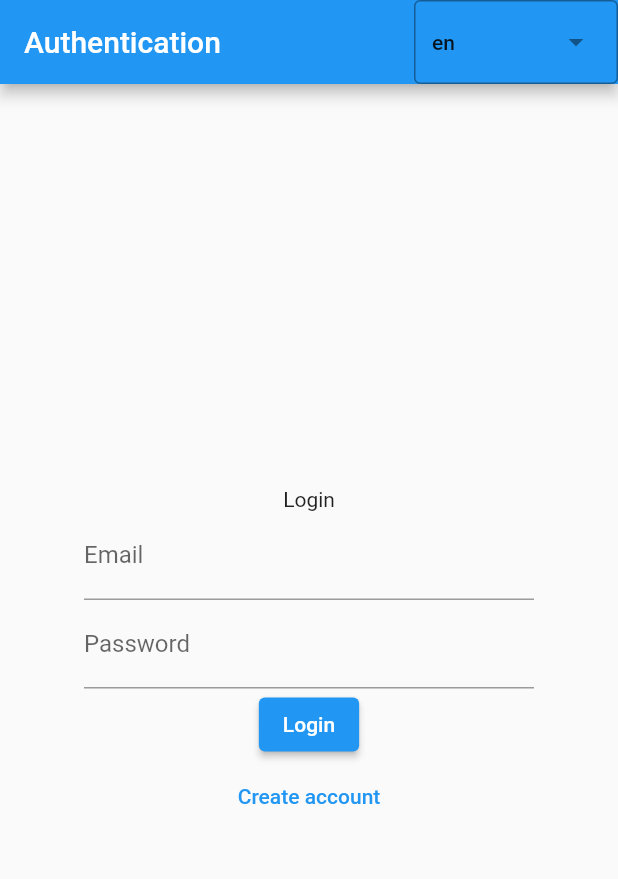
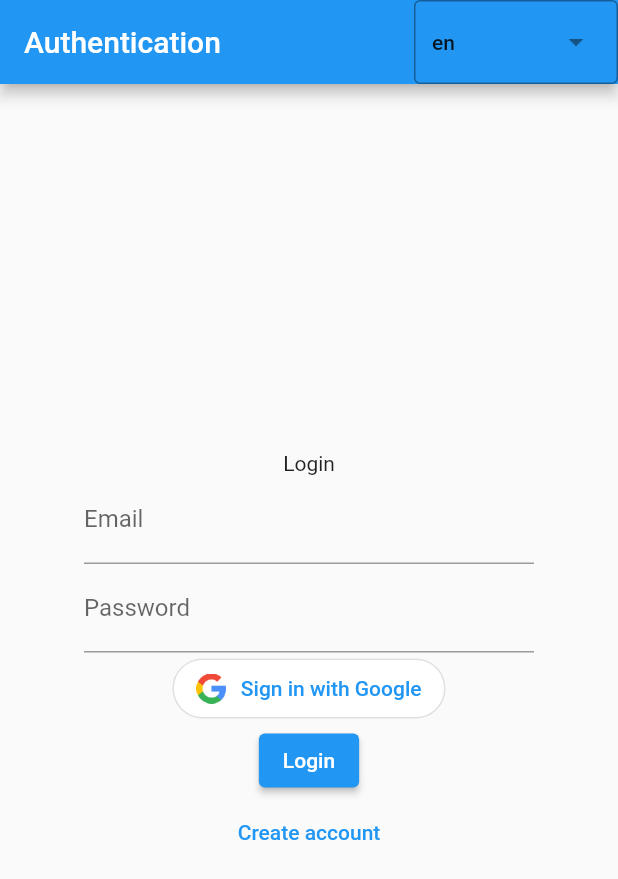
Before and after one commit to NeriRos/flutter_authentication_demo, a Flutter app: the screen it shows after launch, on a phone screen of 412 x 824 dp. Shown: the top 879 px of the screen. Run offline on Flutter 3.47's test engine with Material 2 defaults, Android fonts, the phone set to English and light mode, and no system bars; our stand-ins replace easy_localization, firebase_auth, firebase_core, flutter_riverpod, google_sign_in; accounts and stored records are empty.

Commit message:
add google login

```diff
--- a/assets/translations/en.json
+++ b/assets/translations/en.json
@@ -10,5 +10,6 @@
   "signOut": "Sign out",
   "noUser": "No user found",
   "emailValidationMessage": "Enter your email",
-  "passwordValidationMessage": "Enter your password {}"
+  "passwordValidationMessage": "Enter your password {}",
+  "signInWithGoogle": "Sign in with Google"
 }
--- a/assets/translations/he.json
+++ b/assets/translations/he.json
@@ -10,5 +10,6 @@
   "signOut": "התנתקות",
   "noUser": "משתמש לא קיים",
   "emailValidationMessage": "הכנס אמייל תקין",
-  "passwordValidationMessage": "הכנס סיסמה תקינה {}"
+  "passwordValidationMessage": "הכנס סיסמה תקינה {}",
+  "signInWithGoogle": "התחבר עם גוגל"
 }
--- a/lib/src/pages/authentication.dart
+++ b/lib/src/pages/authentication.dart
@@ -112,6 +112,36 @@ class AuthenticationPageState extends ConsumerState<AuthenticationPage> {
                         return null;
                       },
                     ),
+                  OutlinedButton(
+                    style: ButtonStyle(
+                      backgroundColor: MaterialStateProperty.all(Colors.white),
+                      shape: MaterialStateProperty.all(
+                        RoundedRectangleBorder(
+                          borderRadius: BorderRadius.circular(40),
+                        ),
+                      ),
+                    ),
+                    onPressed: () async {
+                      await provider.authenticateWithGoogle(context);
+                    },
+                    child: Padding(
+                      padding: const EdgeInsets.fromLTRB(0, 10, 0, 10),
+                      child: Row(
+                        mainAxisSize: MainAxisSize.min,
+                        mainAxisAlignment: MainAxisAlignment.center,
+                        children: [
+                          const Image(
+                            image: AssetImage("assets/google_logo.png"),
+                            height: 20.0,
+                          ),
+                          Padding(
+                            padding: const EdgeInsets.only(left: 10),
+                            child: Text(LocaleKeys.signInWithGoogle.tr()),
+                          )
+                        ],
+                      ),
+                    ),
+                  ),
                   ElevatedButton(
                     onPressed: () {
                       if (_formKey.currentState!.validate()) {
--- a/pubspec.yaml
+++ b/pubspec.yaml
@@ -40,6 +40,7 @@ dependencies:
   firebase_ui_auth: ^1.2.1
   flutter_riverpod: ^2.3.4
   easy_localization: ^3.0.1
+  google_sign_in: ^6.1.0
 
 dev_dependencies:
   flutter_test:
@@ -66,3 +67,4 @@ flutter:
   # To add assets to the application
   assets:
     - assets/translations/
+    - assets/google_logo.png
```
Also changed, not shown: lib/src/models/authentication.dart (+16 -0 lines), assets/google_logo.png (added), lib/generated/codegen_loader.g.dart, lib/generated/locale_keys.g.dart, pubspec.lock, 3 other files.
